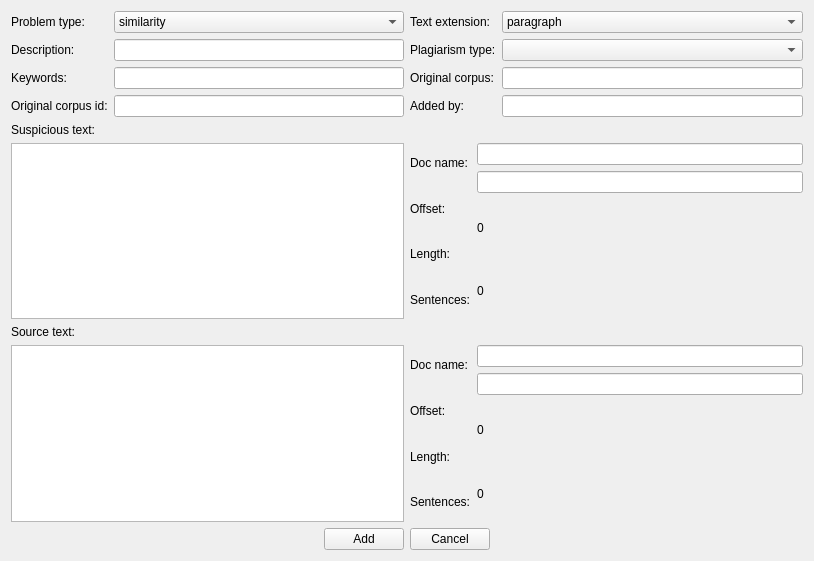
Before: the Qt Designer form ui/forms/add_case.ui in sorice/QtNLP-Linguist, drawn with Qt 5.
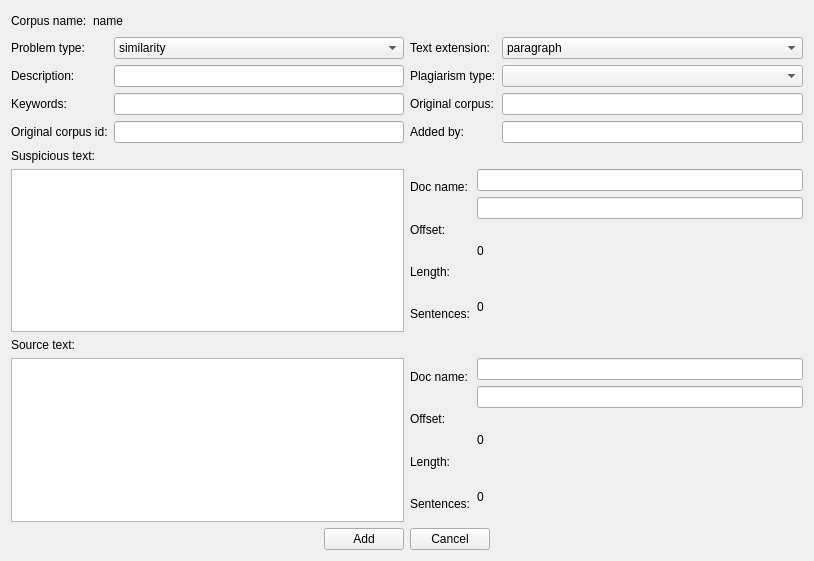
After: the same form once the commit is applied.

Commit message: Adicionando funcionalidad Add Annotation versión beta. Actualizado TNLP_XML_Manager incorporando las funciones get snippet y get sentences. Adicionando otro corpus de prueba básico.

The edit to the form file:
```diff
--- a/ui/forms/add_case.ui
+++ b/ui/forms/add_case.ui
@@ -15,6 +15,37 @@
   </property>
   <layout class="QGridLayout" name="gridLayout">
    <item row="0" column="0">
+    <layout class="QHBoxLayout" name="horizontalLayout_9">
+     <item>
+      <widget class="QLabel" name="label_19">
+       <property name="text">
+        <string>Corpus name:</string>
+       </property>
+      </widget>
+     </item>
+     <item>
+      <widget class="QLabel" name="lb_corpus_name">
+       <property name="text">
+        <string>name</string>
+       </property>
+      </widget>
+     </item>
+     <item>
+      <spacer name="horizontalSpacer_3">
+       <property name="orientation">
+        <enum>Qt::Horizontal</enum>
+       </property>
+       <property name="sizeHint" stdset="0">
+        <size>
+         <width>40</width>
+         <height>20</height>
+        </size>
+       </property>
+      </spacer>
+     </item>
+    </layout>
+   </item>
+   <item row="1" column="0">
     <layout class="QVBoxLayout" name="verticalLayout_11">
      <item>
       <layout class="QHBoxLayout" name="horizontalLayout_3">
```
Left out of the diff: 3 changed lines with no effect on the pictures. The commit also changes 11 other files.
